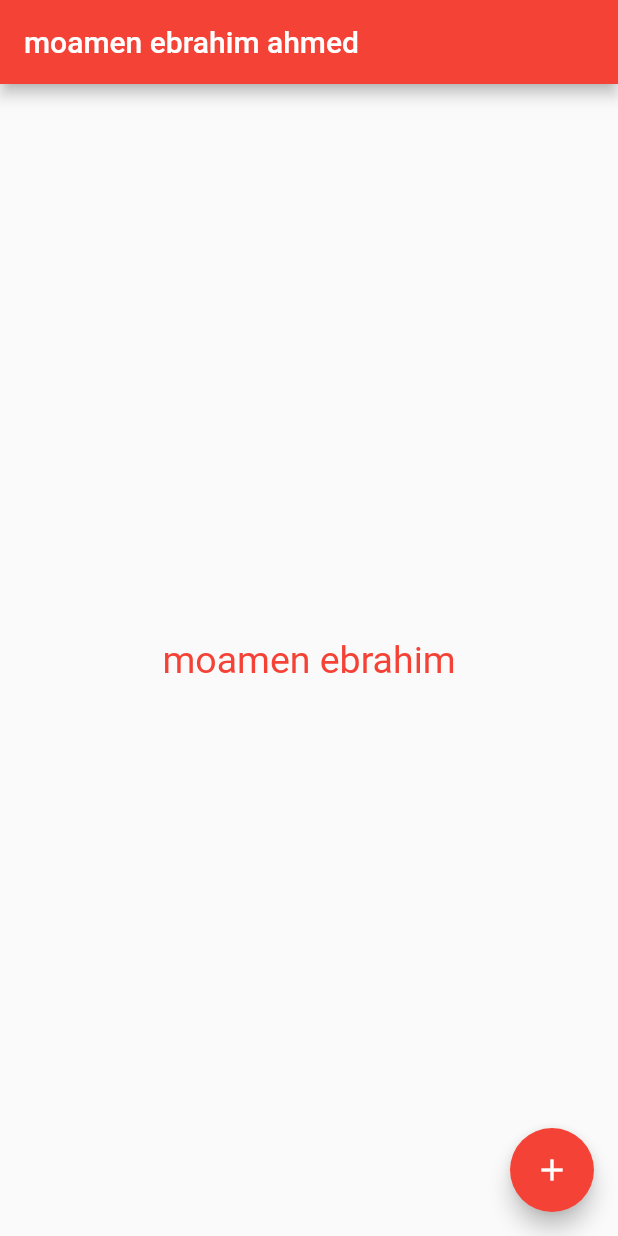
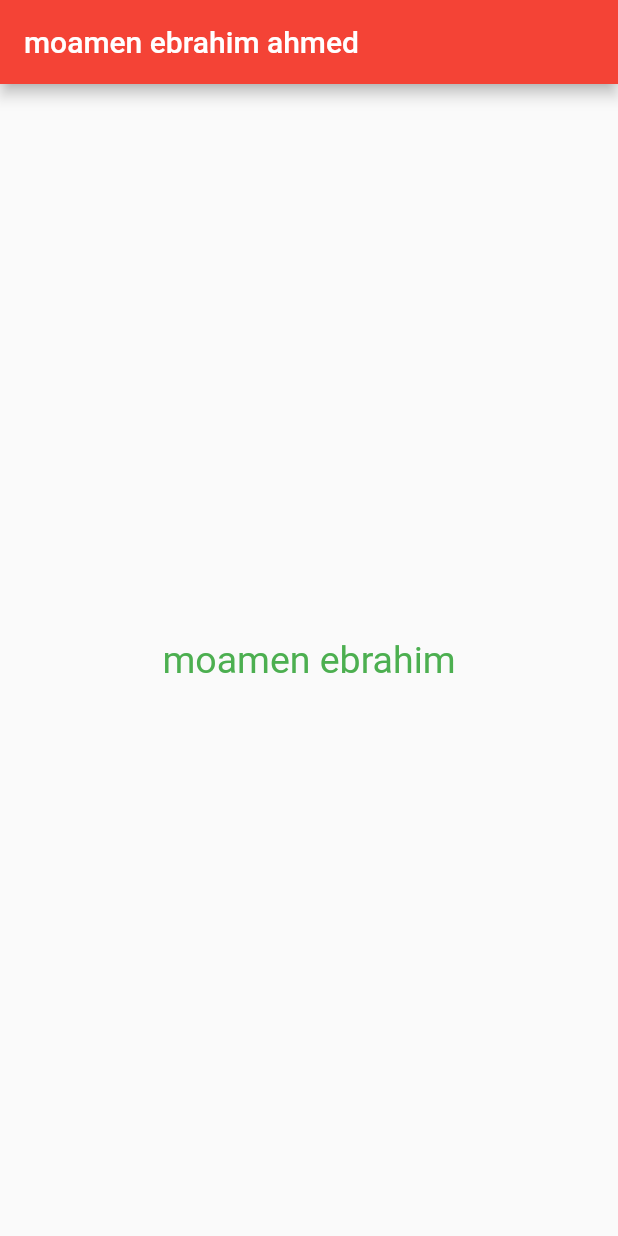
Before and after one commit to Momen-Ebrahim/Quiz-app, a Flutter app: the screen it shows after launch, on a phone screen of 412 x 824 dp. Run offline on Flutter 3.47's test engine with Material 2 defaults, Android fonts, the phone set to English and light mode, and no system bars.

Commit message:
secand commit

```diff
--- a/lib/main.dart
+++ b/lib/main.dart
@@ -97,16 +97,12 @@ class _MyHomePageState extends State<MyHomePage> {
           children: const <Widget>[
             Text(
               'moamen ebrahim',
-              style: TextStyle(fontSize: 25, color: Colors.red),
+              style: TextStyle(fontSize: 25, color: Colors.green),
             ),
           ],
         ),
       ),
-      floatingActionButton: FloatingActionButton(
-        onPressed: _incrementCounter,
-        tooltip: 'Increment',
-        child: const Icon(Icons.add),
-      ), // This trailing comma makes auto-formatting nicer for build methods.
+      // This trailing comma makes auto-formatting nicer for build methods.
     );
   }
 }
```
